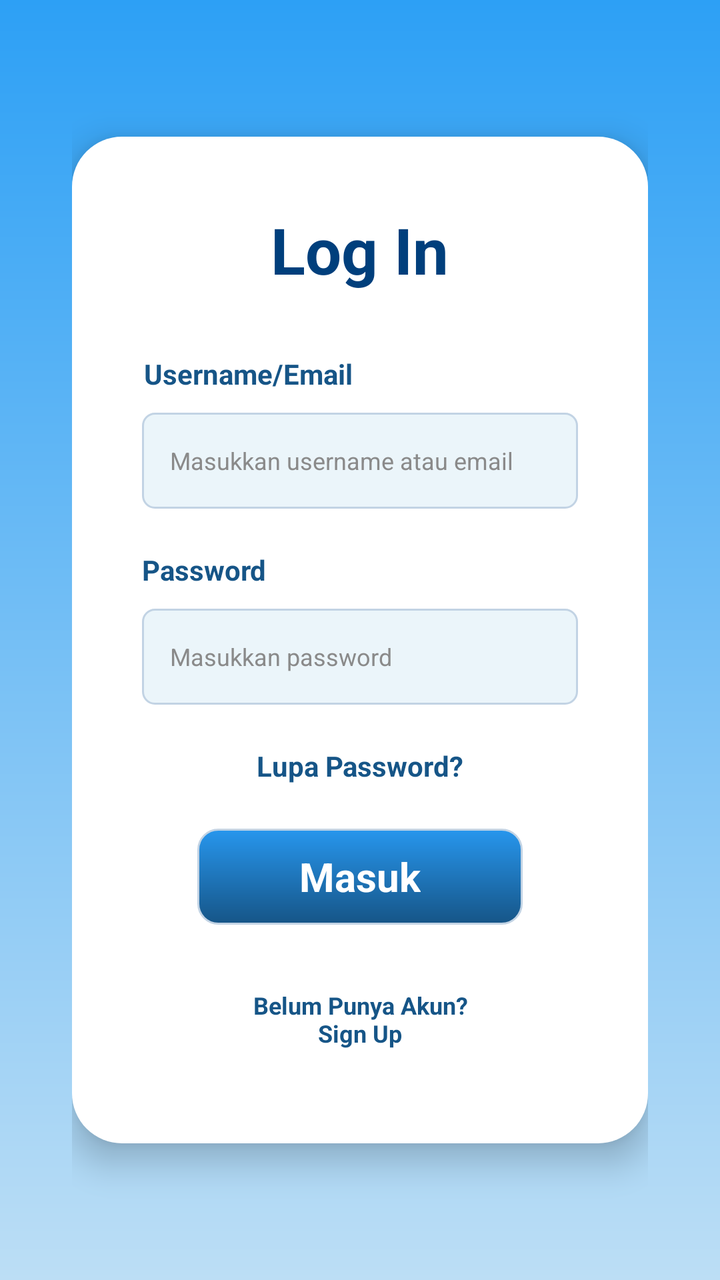
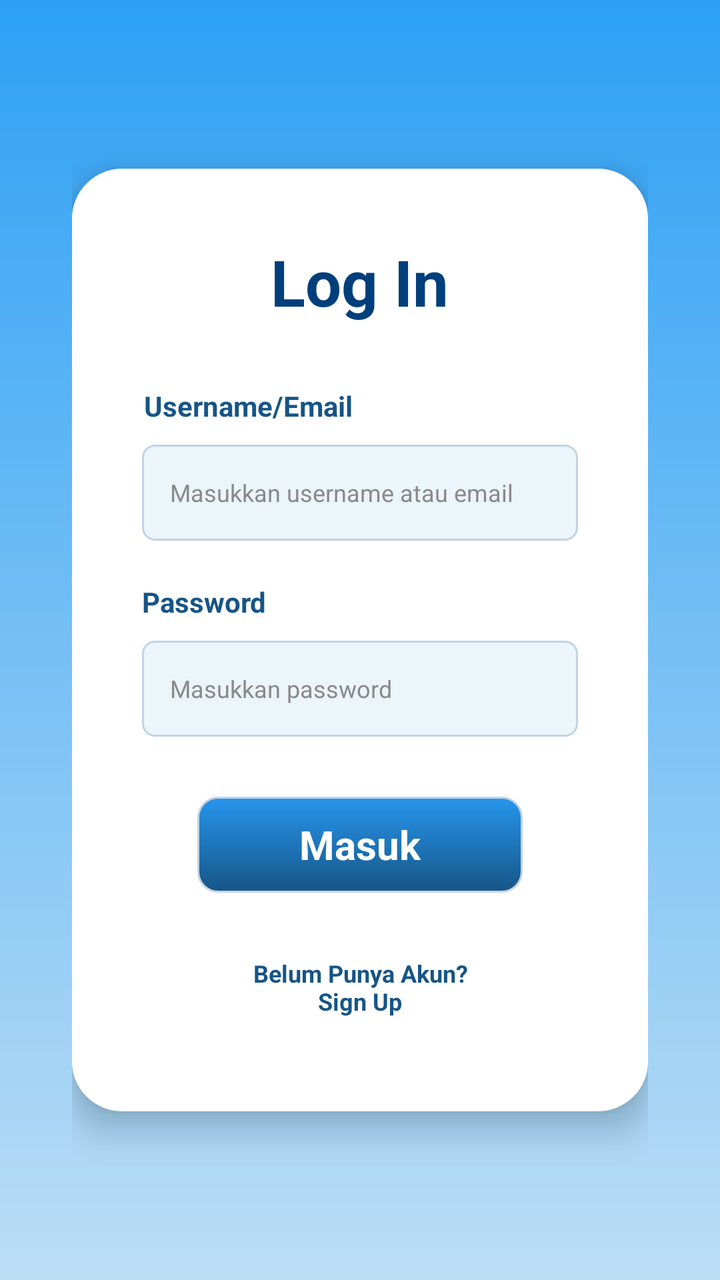

Compare the two renders of this Android layout. The source of the first and the diff that turns it into the second are given below.
<!-- AndroidManifest.xml: application theme Theme.WisataGo -->
<!-- res/layout/activity_login.xml -->
<LinearLayout
    xmlns:android="http://schemas.android.com/apk/res/android"
    xmlns:tools="http://schemas.android.com/tools"
    xmlns:app="http://schemas.android.com/apk/res-auto"
    android:background="#FFFFFF"
    android:orientation="vertical"
    android:layout_width="match_parent"
    android:layout_height="match_parent">

    <ScrollView
        android:id="@+id/rc0fkyl4dwuf"
        android:layout_width="match_parent"
        android:layout_height="match_parent"
        android:background="@drawable/bg_login"
        android:fillViewport="true">

        <LinearLayout
            android:layout_width="match_parent"
            android:layout_height="match_parent"
            android:gravity="center"
            android:orientation="vertical"
            android:padding="36dp">

            <LinearLayout
                android:id="@+id/rk4a3h352g2g"
                android:layout_width="match_parent"
                android:layout_height="wrap_content"
                android:background="@drawable/kotak"
                android:paddingVertical="35dp"
                android:elevation="10dp"
                android:orientation="vertical">

                <LinearLayout
                    android:id="@+id/rggq1w3o19e"
                    android:layout_width="match_parent"
                    android:layout_height="wrap_content"
                    android:gravity="center_horizontal"
                    android:layout_marginBottom="31dp"
                    android:orientation="vertical">

                    <TextView
                        android:id="@+id/r90oc3wwn4yh"
                        android:textColor="#003F7C"
                        android:textSize="32sp"
                        android:textStyle="bold"
                        android:layout_height="wrap_content"
                        android:layout_width="wrap_content"
                        android:text="Log In" />
                </LinearLayout>

                <TextView
                    android:id="@+id/r1qnbiymm98s"
                    android:textColor="#165587"
                    android:textSize="14sp"
                    android:textStyle="bold"
                    android:layout_marginBottom="10dp"
                    android:layout_marginStart="36dp"
                    android:layout_height="wrap_content"
                    android:layout_width="wrap_content"
                    android:text="Username/Email" />

                <EditText
                    android:id="@+id/etUsername"
                    android:layout_width="match_parent"
                    android:layout_height="48dp"
                    android:layout_marginHorizontal="35dp"
                    android:layout_marginBottom="21dp"
                    android:background="@drawable/kotakformdata"
                    android:hint="Masukkan username atau email"
                    android:textSize="12sp"
                    android:paddingHorizontal="14dp"
                    android:gravity="center_vertical"
                    android:textColor="#000000"
                    android:textColorHint="#8A8A8A"/>

                <TextView
                    android:id="@+id/r96igiylrkz"
                    android:textColor="#165587"
                    android:textSize="14sp"
                    android:textStyle="bold"
                    android:layout_marginBottom="10dp"
                    android:layout_marginStart="35dp"
                    android:layout_height="wrap_content"
                    android:layout_width="wrap_content"
                    android:text="Password" />

                <EditText
                    android:id="@+id/etPassword"
                    android:layout_width="match_parent"
                    android:layout_height="48dp"
                    android:layout_marginHorizontal="35dp"
                    android:layout_marginBottom="21dp"
                    android:background="@drawable/kotakformdata"
                    android:hint="Masukkan password"
                    android:textSize="12sp"
                    android:paddingHorizontal="14dp"
                    android:gravity="center_vertical"
                    android:textColor="#000000"
                    android:textColorHint="#8A8A8A"
                    android:inputType="textPassword"/>

                <LinearLayout
                    android:id="@+id/rs3av5spr3i8"
                    android:layout_width="match_parent"
                    android:layout_height="wrap_content"
                    android:gravity="center_horizontal"
                    android:layout_marginBottom="22dp"
                    android:orientation="vertical">

                    <TextView
                        android:id="@+id/r1zr8e0vjfrw"
                        android:textColor="#165587"
                        android:textSize="14sp"
                        android:textStyle="bold"
                        android:layout_height="wrap_content"
                        android:layout_width="wrap_content"
                        android:text="Lupa Password?" />
                </LinearLayout>

                <LinearLayout
                    android:id="@+id/reqr1zgfhv1u"
                    android:layout_width="match_parent"
                    android:layout_height="wrap_content"
                    android:gravity="center_horizontal"
                    android:layout_marginBottom="10dp"
                    android:orientation="vertical">

                    <LinearLayout
                        android:id="@+id/rl822png1s6q"
                        android:layout_width="wrap_content"
                        android:layout_height="wrap_content"
                        android:minHeight="48dp"
                        android:background="@drawable/bg_login2"
                        android:paddingVertical="10dp"
                        android:paddingHorizontal="51dp"
                        android:clickable="true"
                        android:focusable="true"
                        android:foreground="?attr/selectableItemBackground"
                        android:gravity="center"
                        android:orientation="horizontal">

                        <TextView
                            android:id="@+id/r2dioe9li4qm"
                            android:textColor="#FFFFFF"
                            android:textSize="20sp"
                            android:textStyle="bold"
                            android:layout_height="wrap_content"
                            android:layout_width="wrap_content"
                            android:clickable="false"
                            android:text="Masuk" />
                    </LinearLayout>
                </LinearLayout>

                <LinearLayout
                    android:layout_width="match_parent"
                    android:layout_height="wrap_content"
                    android:gravity="center_horizontal"
                    android:layout_marginTop="10dp"
                    android:orientation="vertical">

                    <TextView
                        android:id="@+id/rmbtfuctunlg"
                        android:layout_width="wrap_content"
                        android:layout_height="wrap_content"
                        android:minHeight="48dp"
                        android:minWidth="150dp"
                        android:gravity="center"
                        android:padding="12dp"
                        android:clickable="true"
                        android:focusable="true"
                        android:foreground="?attr/selectableItemBackground"
                        android:text="Belum Punya Akun?\nSign Up"
                        android:textColor="#165587"
                        android:textSize="12sp"
                        android:textStyle="bold" />
                </LinearLayout>
            </LinearLayout>
        </LinearLayout>
    </ScrollView>
</LinearLayout>
<!-- resources referenced by this layout -->
<resources>
  <!-- drawable bg_login (drawable) -->
  <?xml version="1.0" encoding="UTF-8"?>
  <shape
      xmlns:android="http://schemas.android.com/apk/res/android">
      <gradient
          android:startColor="#2DA0F5"
          android:endColor="#BCDEF5"
          android:angle="270"
          />
  </shape>
  <!-- drawable bg_login2 (drawable) -->
  <?xml version="1.0" encoding="UTF-8"?>
  <shape
      xmlns:android="http://schemas.android.com/apk/res/android">
      <gradient
          android:startColor="#2796ED"
          android:endColor="#165587"
          android:angle="270"
          />
      <stroke
          android:color="#C2D3E4"
          android:width="1dp"
          />
      <corners
          android:radius="10dp"
          />
  </shape>
  <!-- drawable kotak (drawable) -->
  <?xml version="1.0" encoding="UTF-8"?>
  <shape
      xmlns:android="http://schemas.android.com/apk/res/android">
      <solid
          android:color="#FFFFFF"
          />
      <corners
          android:radius="25dp"
          />
  </shape>
  <!-- drawable kotakformdata (drawable) -->
  <?xml version="1.0" encoding="UTF-8"?>
  <shape
      xmlns:android="http://schemas.android.com/apk/res/android">
      <solid
          android:color="#EBF5FA"
          />
      <stroke
          android:color="#C2D3E4"
          android:width="1dp"
          />
      <corners
          android:radius="6dp"
          />
  </shape>
  <style name="Theme.WisataGo" parent="Theme.MaterialComponents.Light.NoActionBar">
      </style>
</resources>

<!-- the commit's change to res/layout/activity_login.xml (unified diff, before → after) -->
@@ -1,5 +1,5 @@
-<LinearLayout
-    xmlns:android="http://schemas.android.com/apk/res/android"
+<?xml version="1.0" encoding="utf-8"?>
+<LinearLayout xmlns:android="http://schemas.android.com/apk/res/android"
     xmlns:tools="http://schemas.android.com/tools"
     xmlns:app="http://schemas.android.com/apk/res-auto"
     android:background="#FFFFFF"
@@ -71,7 +71,11 @@
                     android:paddingHorizontal="14dp"
                     android:gravity="center_vertical"
                     android:textColor="#000000"
-                    android:textColorHint="#8A8A8A"/>
+                    android:textColorHint="#8A8A8A"
+                    android:inputType="textEmailAddress"
+                    android:imeOptions="actionNext"
+                    android:singleLine="true"
+                    android:maxLines="1" />
 
                 <TextView
                     android:id="@+id/r96igiylrkz"
@@ -89,7 +93,7 @@
                     android:layout_width="match_parent"
                     android:layout_height="48dp"
                     android:layout_marginHorizontal="35dp"
-                    android:layout_marginBottom="21dp"
+                    android:layout_marginBottom="30dp"
                     android:background="@drawable/kotakformdata"
                     android:hint="Masukkan password"
                     android:textSize="12sp"
@@ -97,25 +101,10 @@
                     android:gravity="center_vertical"
                     android:textColor="#000000"
                     android:textColorHint="#8A8A8A"
-                    android:inputType="textPassword"/>
-
-                <LinearLayout
-                    android:id="@+id/rs3av5spr3i8"
-                    android:layout_width="match_parent"
-                    android:layout_height="wrap_content"
-                    android:gravity="center_horizontal"
-                    android:layout_marginBottom="22dp"
-                    android:orientation="vertical">
-
-                    <TextView
-                        android:id="@+id/r1zr8e0vjfrw"
-                        android:textColor="#165587"
-                        android:textSize="14sp"
-                        android:textStyle="bold"
-                        android:layout_height="wrap_content"
-                        android:layout_width="wrap_content"
-                        android:text="Lupa Password?" />
-                </LinearLayout>
+                    android:inputType="textPassword"
+                    android:imeOptions="actionDone"
+                    android:singleLine="true"
+                    android:maxLines="1" />
 
                 <LinearLayout
                     android:id="@+id/reqr1zgfhv1u"
